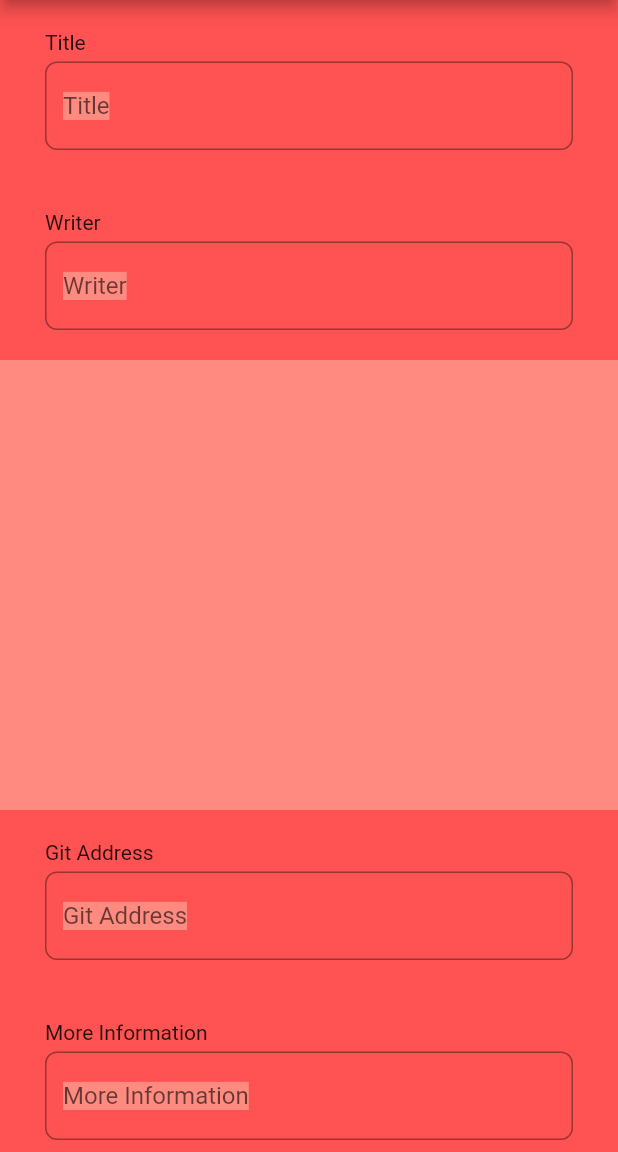
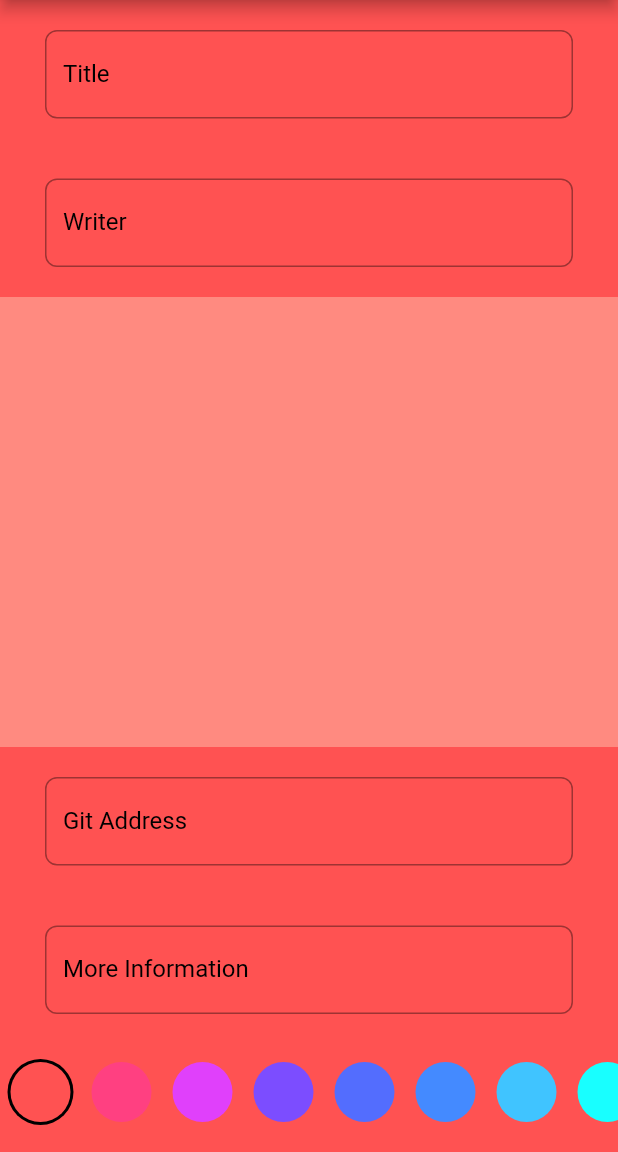
Before and after one commit to kmeoung/project_portfolio, a Flutter app: the ScreenAddPortfolio screen opened directly, on a phone screen of 412 x 824 dp, the part 84-1236 px from its top. Run offline on Flutter 3.47's test engine with Material 2 defaults, Android fonts, the phone set to English and light mode, and no system bars; our stand-ins replace carousel_slider; network calls fail.

Commit message:
readme 변경, add portfolio textfield 변경

```diff
--- a/lib/screen/screen_add_portfolio.dart
+++ b/lib/screen/screen_add_portfolio.dart
@@ -66,12 +66,7 @@ class _ScreenAddPortfolioState extends State<ScreenAddPortfolio> {
       child: Column(
         crossAxisAlignment: CrossAxisAlignment.start,
         children: [
-          Text(title),
-          SizedBox(
-            height: 5,
-          ),
           TextField(
-            style: TextStyle(backgroundColor: _curSelectedColor.shade100),
             keyboardType: (multiLine) ? TextInputType.multiline : null,
             cursorColor: Colors.black,
             decoration: InputDecoration(
@@ -85,6 +80,8 @@ class _ScreenAddPortfolioState extends State<ScreenAddPortfolio> {
                 borderRadius: BorderRadius.circular(8.0),
               ),
               hintText: hint,
+              labelText: hint,
+              labelStyle: TextStyle(color: Colors.black),
             ),
             controller: controller,
           )
```
Also changed, not shown: 1 other file.
